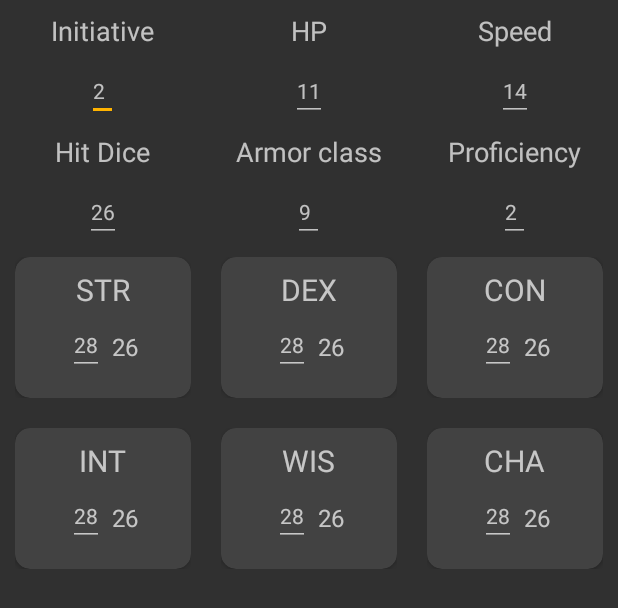
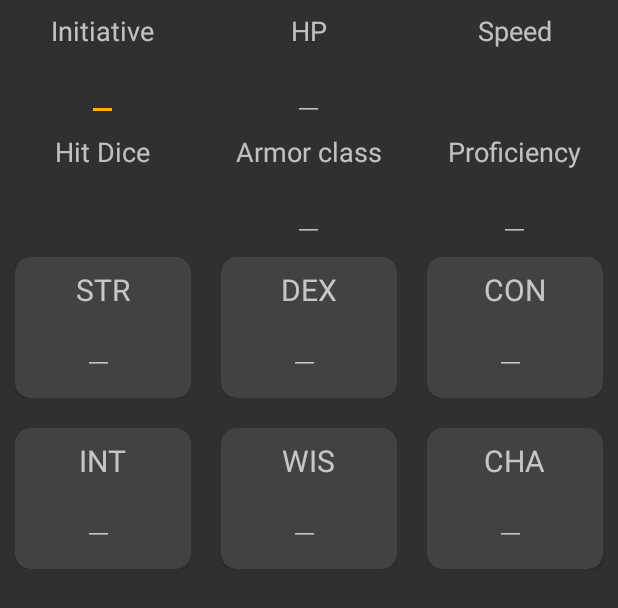
Before and after one commit to pavel-zolotov/dnd_project, an Android app: the layout fragment_character_specs.xml on its own in the app's theme, with its tools: preview values and no code run, on a phone screen of 412 x 824 dp. Shown: the top 608 px of the screen. Run offline under Robolectric (Android 15) with nearby library versions, the light colour scheme and no system bars.

Commit message:
New character specs fragment layout

```diff
--- a/app/src/main/res/layout/fragment_character_specs.xml
+++ b/app/src/main/res/layout/fragment_character_specs.xml
@@ -45,7 +45,6 @@
                         android:layout_below="@id/txtInitiativeLabel"
                         android:layout_centerHorizontal="true"
                         android:layout_marginTop="8dp"
-                        android:hint="2"
                         android:inputType="number"
                         android:textAppearance="?android:attr/textAppearanceSmall"
                         android:textSize="14sp" />
@@ -73,7 +72,6 @@
                         android:layout_below="@id/txtHpLabel"
                         android:layout_centerHorizontal="true"
                         android:layout_marginTop="8dp"
-                        android:hint="11"
                         android:inputType="number"
                         android:textAppearance="?android:attr/textAppearanceSmall"
                         android:textSize="14sp" />
@@ -95,15 +93,13 @@
                         android:textAppearance="?android:attr/textAppearanceSmall"
                         android:textSize="18sp" />
 
-                    <EditText
+                    <TextView
                         android:id="@+id/txtSpeedValue"
                         android:layout_width="wrap_content"
                         android:layout_height="wrap_content"
                         android:layout_below="@id/txtSpeedLabel"
                         android:layout_centerHorizontal="true"
-                        android:layout_marginTop="8dp"
-                        android:hint="14"
-                        android:inputType="number"
+                        android:layout_marginTop="10dp"
                         android:textAppearance="?android:attr/textAppearanceSmall"
                         android:textSize="14sp" />
                 </RelativeLayout>
@@ -129,15 +125,13 @@
                         android:textAppearance="?android:attr/textAppearanceSmall"
                         android:textSize="18sp" />
 
-                    <EditText
+                    <TextView
                         android:id="@+id/txtHitDiceValue"
                         android:layout_width="wrap_content"
                         android:layout_height="wrap_content"
                         android:layout_below="@id/txtHitDiceLabel"
                         android:layout_centerHorizontal="true"
-                        android:layout_marginTop="8dp"
-                        android:hint="26"
-                        android:inputType="number"
+                        android:layout_marginTop="10dp"
                         android:textAppearance="?android:attr/textAppearanceSmall"
                         android:textSize="14sp" />
                 </RelativeLayout>
@@ -164,7 +158,6 @@
                         android:layout_below="@id/txtArmourClassLabel"
                         android:layout_centerHorizontal="true"
                         android:layout_marginTop="8dp"
-                        android:hint="9"
                         android:inputType="number"
                         android:textAppearance="?android:attr/textAppearanceSmall"
                         android:textSize="14sp" />
@@ -193,7 +186,6 @@
                         android:layout_below="@id/txtProficiencyLabel"
                         android:layout_centerHorizontal="true"
                         android:layout_marginTop="8dp"
-                        android:hint="2"
                         android:inputType="number"
                         android:textAppearance="?android:attr/textAppearanceSmall"
                         android:textSize="14sp" />
@@ -242,10 +234,8 @@
                                     android:id="@+id/txtStrengthValue"
                                     android:layout_width="wrap_content"
                                     android:layout_height="wrap_content"
-                                    android:layout_below="@id/txtStrengthLabel"
                                     android:layout_marginRight="5dp"
                                     android:layout_alignParentRight="true"
-                                    android:hint="28"
                                     android:layout_marginTop="3dp"
                                     android:inputType="number"
                                     android:textAppearance="?android:attr/textAppearanceSmall"
@@ -255,10 +245,7 @@
                                     android:id="@+id/txtStrengthRaceBonus"
                                     android:layout_width="wrap_content"
                                     android:layout_height="wrap_content"
-                                    android:layout_below="@id/txtStrengthLabel"
                                     android:layout_marginTop="5dp"
-                                    android:inputType="number"
-                                    android:text="26"
                                     android:textSize="16sp" />
 
                             </LinearLayout>
@@ -305,10 +292,8 @@
                                     android:id="@+id/txtDexterityValue"
                                     android:layout_width="wrap_content"
                                     android:layout_height="wrap_content"
-                                    android:layout_below="@id/txtStrengthLabel"
                                     android:layout_marginRight="5dp"
                                     android:layout_alignParentRight="true"
-                                    android:hint="28"
                                     android:layout_marginTop="3dp"
                                     android:inputType="number"
                                     android:textAppearance="?android:attr/textAppearanceSmall"
@@ -318,10 +303,7 @@
                                     android:id="@+id/txtDexterityBonus"
                                     android:layout_width="wrap_content"
                                     android:layout_height="wrap_content"
-                                    android:layout_below="@id/txtStrengthLabel"
                                     android:layout_marginTop="5dp"
-                                    android:inputType="number"
-                                    android:text="26"
                                     android:textSize="16sp" />
 
                             </LinearLayout>
@@ -369,10 +351,8 @@
                                 android:id="@+id/txtConstitutionValue"
                                 android:layout_width="wrap_content"
                                 android:layout_height="wrap_content"
-                                android:layout_below="@id/txtStrengthLabel"
                                 android:layout_marginRight="5dp"
                                 android:layout_alignParentRight="true"
-                                android:hint="28"
                                 android:layout_marginTop="3dp"
                                 android:inputType="number"
                                 android:textAppearance="?android:attr/textAppearanceSmall"
@@ -382,10 +362,7 @@
                                 android:id="@+id/txtConstitutionBonus"
                                 android:layout_width="wrap_content"
                                 android:layout_height="wrap_content"
-                                android:layout_below="@id/txtStrengthLabel"
                                 android:layout_marginTop="5dp"
-                                android:inputType="number"
-                                android:text="26"
                                 android:textSize="16sp" />
 
                         </LinearLayout>
@@ -443,7 +420,6 @@
                                 android:layout_below="@id/txtStrengthLabel"
                                 android:layout_marginRight="5dp"
                                 android:layout_alignParentRight="true"
-                                android:hint="28"
                                 android:layout_marginTop="3dp"
                                 android:inputType="number"
                                 android:textAppearance="?android:attr/textAppearanceSmall"
@@ -453,10 +429,7 @@
                                 android:id="@+id/txtIntelligenceBonus"
                                 android:layout_width="wrap_content"
                                 android:layout_height="wrap_content"
-                                android:layout_below="@id/txtStrengthLabel"
                                 android:layout_marginTop="5dp"
-                                android:inputType="number"
-                                android:text="26"
                                 android:textSize="16sp" />
 
                         </LinearLayout>
@@ -505,10 +478,8 @@
                                 android:id="@+id/txtWisdomValue"
                                 android:layout_width="wrap_content"
                                 android:layout_height="wrap_content"
-                                android:layout_below="@id/txtStrengthLabel"
                                 android:layout_marginRight="5dp"
                                 android:layout_alignParentRight="true"
-                                android:hint="28"
                                 android:layout_marginTop="3dp"
                                 android:inputType="number"
                                 android:textAppearance="?android:attr/textAppearanceSmall"
@@ -518,10 +489,7 @@
                                 android:id="@+id/txtWisdomBonus"
                                 android:layout_width="wrap_content"
                                 android:layout_height="wrap_content"
-                                android:layout_below="@id/txtStrengthLabel"
                                 android:layout_marginTop="5dp"
-                                android:inputType="number"
-                                android:text="26"
                                 android:textSize="16sp" />
 
                         </LinearLayout>
@@ -571,10 +539,8 @@
                                 android:id="@+id/txtCharismaValue"
                                 android:layout_width="wrap_content"
                                 android:layout_height="wrap_content"
-                                android:layout_below="@id/txtCharismaLabel"
                                 android:layout_marginRight="5dp"
                                 android:layout_alignParentRight="true"
-                                android:hint="28"
                                 android:layout_marginTop="3dp"
                                 android:inputType="number"
                                 android:textAppearance="?android:attr/textAppearanceSmall"
@@ -584,10 +550,7 @@
                                 android:id="@+id/txtCharismaBonus"
                                 android:layout_width="wrap_content"
                                 android:layout_height="wrap_content"
-                                android:layout_below="@id/txtStrengthLabel"
                                 android:layout_marginTop="5dp"
-                                android:inputType="number"
-                                android:text="26"
                                 android:textSize="16sp" />
 
                         </LinearLayout>
```
